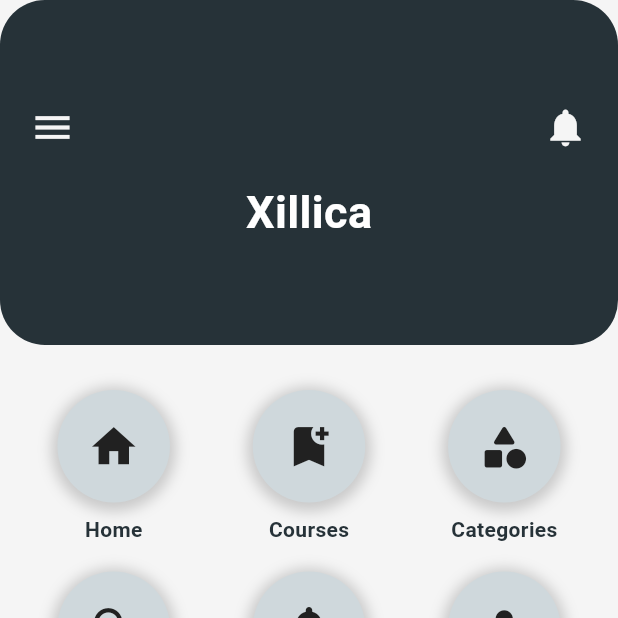
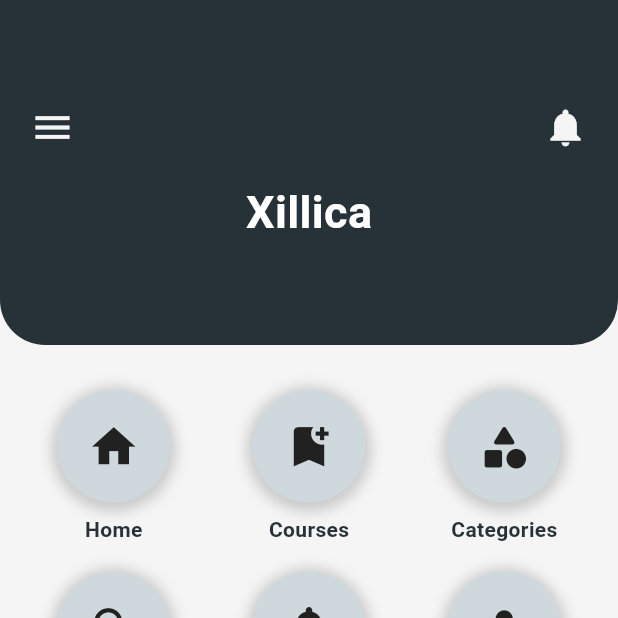
Before and after one commit to Chipsey/flutter-dev-template, a Flutter app: the screen it shows after launch, on a phone screen of 412 x 824 dp, the top half of it. Run offline on Flutter 3.47's test engine with Material 3 defaults, Android fonts, the phone set to English and light mode, and no system bars.

Commit message:
app bar top border radius removed

```diff
--- a/lib/components/appBar.dart
+++ b/lib/components/appBar.dart
@@ -11,7 +11,7 @@ class CustomAppBar extends StatelessWidget {
         height: 230, // Adjust height as needed
         decoration: BoxDecoration(
           color: Colors.blueGrey[900],
-          borderRadius: BorderRadius.circular(30),
+          borderRadius: BorderRadius.vertical(bottom: Radius.circular(30)),
         ),
         padding: EdgeInsets.only(left: 20, top: 70, right: 20, bottom: 20),
         child: Column(crossAxisAlignment: CrossAxisAlignment.center, children: [
```
